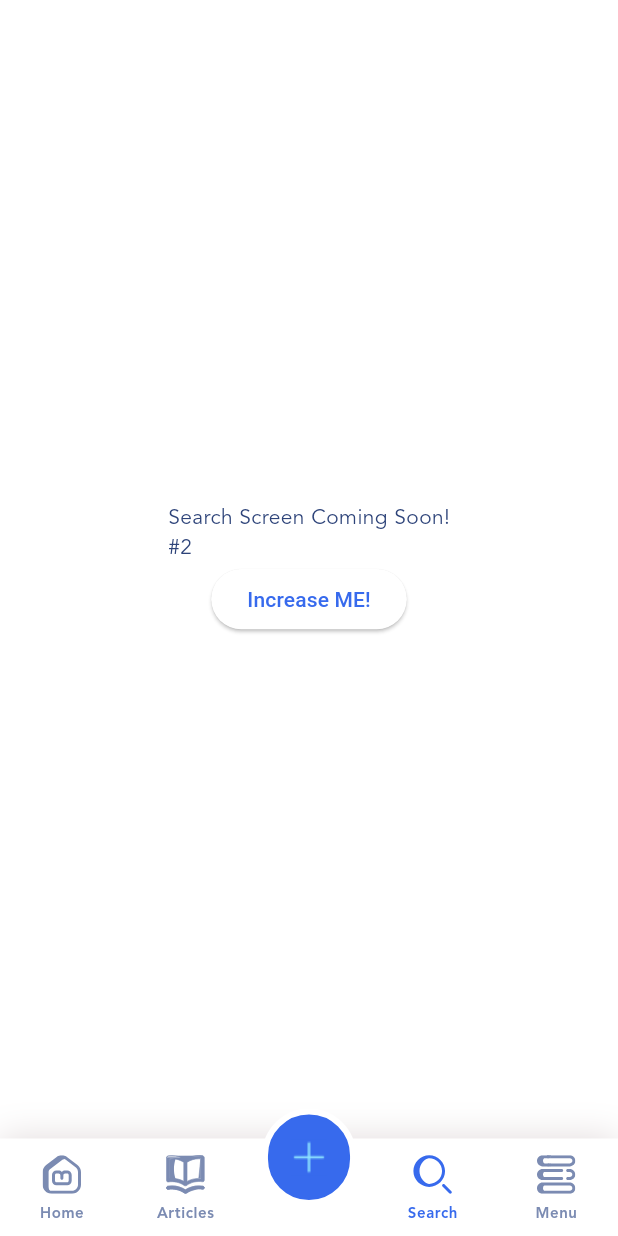
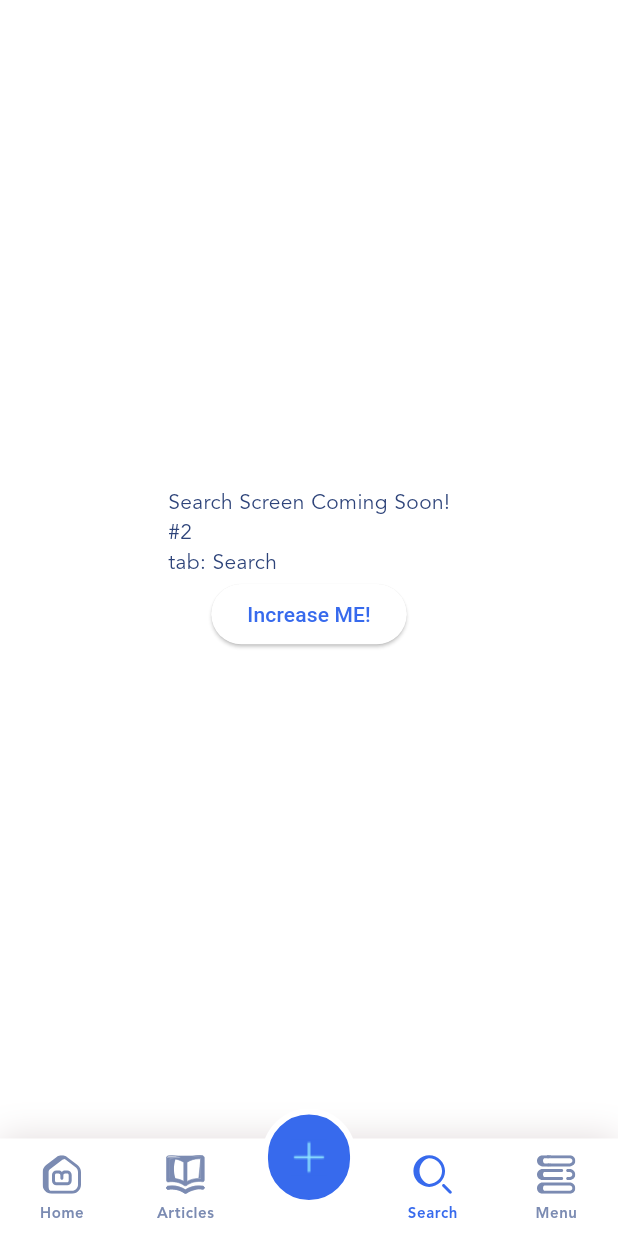
Before and after one commit to amir9877h/blog, a Flutter app: the screen it shows after launch, item 3 of the bottom bar chosen, after a tap on "Increase ME!", on a phone screen of 412 x 824 dp. Run offline on Flutter 3.47's test engine with Material 3 defaults, Android fonts, the phone set to English and light mode, and no system bars; our stand-ins replace carousel_slider, dotted_border, flutter_svg, smooth_page_indicator.

```diff
--- a/lib/main.dart
+++ b/lib/main.dart
@@ -194,26 +194,15 @@ class _MainScreenState extends State<MainScreen> {
             child: IndexedStack(
               index: selectedBottomNavigationIndex,
               children: [
-                Navigator(
-                  key: _homeKey,
-                  onGenerateRoute: (settings) =>
-                      MaterialPageRoute(builder: (context) => HomeScreen()),
-                ),
-                Navigator(
-                  key: _articleKey,
-                  onGenerateRoute: (settings) =>
-                      MaterialPageRoute(builder: (context) => ArticleScreen()),
-                ),
-                Navigator(
-                  key: _searchKey,
-                  onGenerateRoute: (settings) =>
-                      MaterialPageRoute(builder: (context) => SearchScreen()),
-                ),
-                Navigator(
-                  key: _profileKey,
-                  onGenerateRoute: (settings) =>
-                      MaterialPageRoute(builder: (context) => ProfileScreen()),
-                ),
+                _navigator(_homeKey, homeIndex, HomeScreen()),
+                _navigator(_articleKey, articleIndex, ArticleScreen()),
+                _navigator(
+                    _searchKey,
+                    searchIndex,
+                    SearchScreen(
+                      tabName: 'Search',
+                    )),
+                _navigator(_profileKey, menuIndex, ProfileScreen()),
                 // HomeScreen(),
                 // ArticleScreen(),
                 // SearchScreen(),
@@ -240,23 +229,39 @@ class _MainScreenState extends State<MainScreen> {
       ),
     );
   }
+
+  Widget _navigator(GlobalKey key, int index, Widget child) {
+    return key.currentState == null && selectedBottomNavigationIndex != index
+        ? Container()
+        : Navigator(
+            key: key,
+            onGenerateRoute: (settings) => MaterialPageRoute(
+                builder: (context) => Offstage(
+                    offstage: selectedBottomNavigationIndex != index,
+                    child: child)),
+          );
+  }
 }
 
-int screenNumber = 1;
+// int screenNumber = 1;
 
 class SearchScreen extends StatelessWidget {
-  const SearchScreen({super.key});
-
+  const SearchScreen({super.key, required this.tabName, this.screenNumber = 1});
+  final String tabName;
+  final int screenNumber;
   @override
   Widget build(BuildContext context) {
     return Center(
       child: Column(mainAxisAlignment: MainAxisAlignment.center, children: [
-        Text('Search Screen Coming Soon!\n#$screenNumber'),
+        Text('Search Screen Coming Soon!\n#$screenNumber\ntab: $tabName'),
         ElevatedButton(
             onPressed: () {
-              screenNumber++;
-              Navigator.of(context).push(
-                  MaterialPageRoute(builder: (context) => SearchScreen()));
+              // screenNumber++;
+              Navigator.of(context).push(MaterialPageRoute(
+                  builder: (context) => SearchScreen(
+                        tabName: tabName,
+                        screenNumber: screenNumber + 1,
+                      )));
             },
             child: Text('Increase ME!'))
       ]),
```
